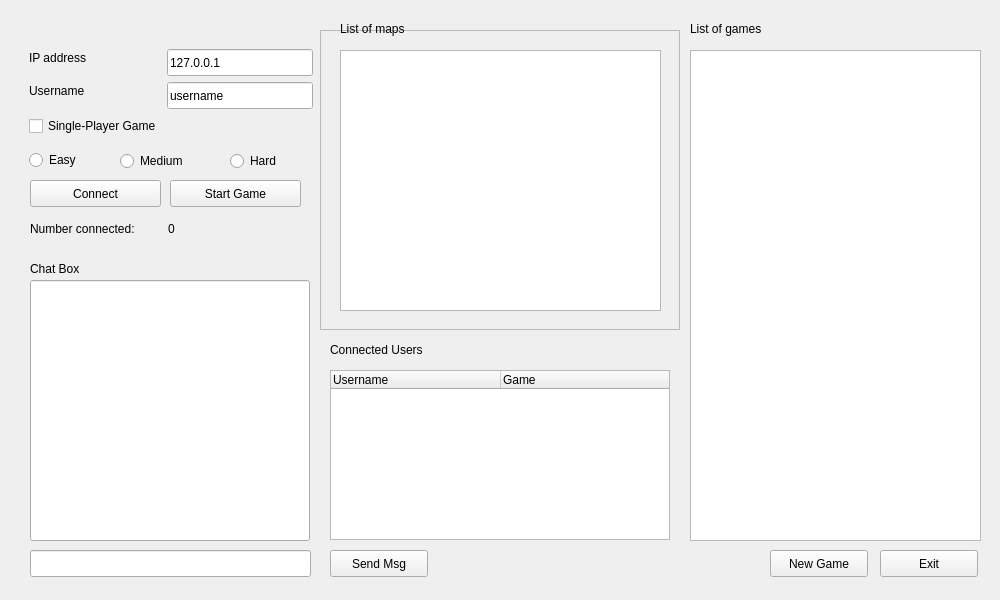
The window that src/client/lobbywindow.ui (dc2011/td) describes before a commit, drawn with Qt 5.
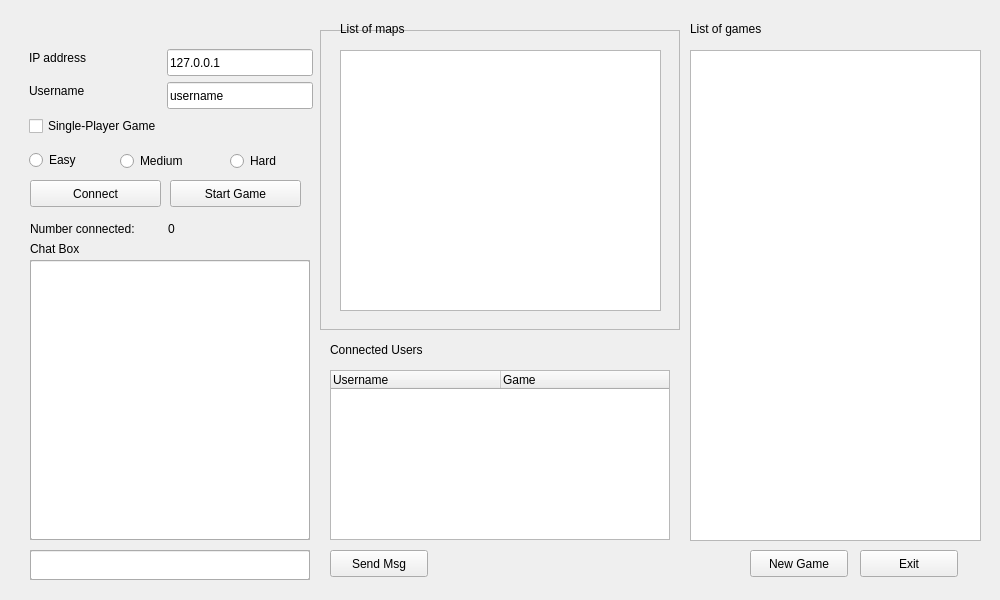
The same window after the commit.

The edit to the form file:
```diff
--- a/src/client/lobbywindow.ui
+++ b/src/client/lobbywindow.ui
@@ -228,7 +228,7 @@
     <property name="geometry">
      <rect>
       <x>30</x>
-      <y>260</y>
+      <y>240</y>
       <width>67</width>
       <height>17</height>
      </rect>
@@ -255,8 +255,8 @@
      <rect>
       <x>30</x>
       <y>550</y>
-      <width>281</width>
-      <height>27</height>
+      <width>280</width>
+      <height>30</height>
      </rect>
     </property>
    </widget>
@@ -264,9 +264,9 @@
     <property name="geometry">
      <rect>
       <x>30</x>
-      <y>280</y>
+      <y>260</y>
       <width>280</width>
-      <height>261</height>
+      <height>280</height>
      </rect>
     </property>
    </widget>
@@ -286,7 +286,7 @@
    <widget class="QPushButton" name="newGame">
     <property name="geometry">
      <rect>
-      <x>770</x>
+      <x>750</x>
       <y>550</y>
       <width>98</width>
       <height>27</height>
@@ -348,7 +348,7 @@
    <widget class="QPushButton" name="btnExit">
     <property name="geometry">
      <rect>
-      <x>880</x>
+      <x>860</x>
       <y>550</y>
       <width>98</width>
       <height>27</height>
@@ -358,6 +358,65 @@
      <string>Exit</string>
     </property>
    </widget>
+   <widget class="QFrame" name="chatBgFrame">
+    <property name="geometry">
+     <rect>
+      <x>30</x>
+      <y>260</y>
+      <width>280</width>
+      <height>280</height>
+     </rect>
+    </property>
+    <property name="frameShape">
+     <enum>QFrame::StyledPanel</enum>
+    </property>
+    <property name="frameShadow">
+     <enum>QFrame::Raised</enum>
+    </property>
+   </widget>
+   <widget class="QFrame" name="chatInputBg">
+    <property name="geometry">
+     <rect>
+      <x>30</x>
+      <y>550</y>
+      <width>280</width>
+      <height>30</height>
+     </rect>
+    </property>
+    <property name="frameShape">
+     <enum>QFrame::StyledPanel</enum>
+    </property>
+    <property name="frameShadow">
+     <enum>QFrame::Raised</enum>
+    </property>
+   </widget>
+   <zorder>chatBgFrame</zorder>
+   <zorder>chatInputBg</zorder>
+   <zorder>mapsList</zorder>
+   <zorder>btnStart</zorder>
+   <zorder>easyBtn</zorder>
+   <zorder>mediumBtn</zorder>
+   <zorder>txtUsername</zorder>
+   <zorder>lblDisplayCount</zorder>
+   <zorder>lblCount</zorder>
+   <zorder>chkSingleplayer</zorder>
+   <zorder>btnConnect</zorder>
+   <zorder>lblAddress</zorder>
+   <zorder>txtAddress</zorder>
+   <zorder>lblUsername</zorder>
+   <zorder>hardBtn</zorder>
+   <zorder>bgFrame</zorder>
+   <zorder>label</zorder>
+   <zorder>label_2</zorder>
+   <zorder>sendMsg</zorder>
+   <zorder>msgBox</zorder>
+   <zorder>msgView</zorder>
+   <zorder>label_3</zorder>
+   <zorder>newGame</zorder>
+   <zorder>gamesList</zorder>
+   <zorder>label_4</zorder>
+   <zorder>userList</zorder>
+   <zorder>btnExit</zorder>
   </widget>
  </widget>
  <resources/>
```
